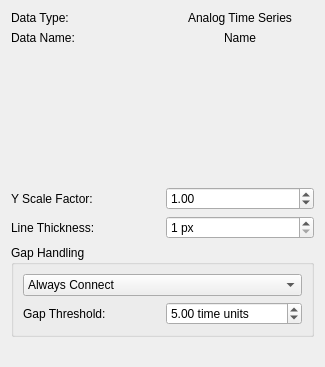
Before: the Qt Designer form src/WhiskerToolbox/DataViewer_Widget/AnalogTimeSeries/AnalogViewer_Widget.ui in paulmthompson/WhiskerToolbox, drawn with Qt 5.
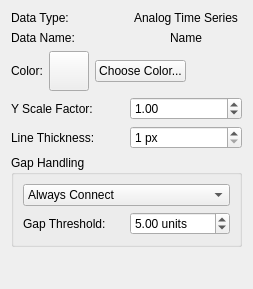
After: the same form once the commit is applied. Custom widgets are drawn as their Qt base class.

Commit message: use colorbutton instead of colorpicker_widget for data viewer

What changed in the file:
```diff
--- a/src/WhiskerToolbox/DataViewer_Widget/AnalogTimeSeries/AnalogViewer_Widget.ui
+++ b/src/WhiskerToolbox/DataViewer_Widget/AnalogTimeSeries/AnalogViewer_Widget.ui
@@ -6,8 +6,8 @@
    <rect>
     <x>0</x>
     <y>0</y>
-    <width>325</width>
-    <height>367</height>
+    <width>253</width>
+    <height>289</height>
    </rect>
   </property>
   <property name="windowTitle">
@@ -57,14 +57,54 @@
     </layout>
    </item>
    <item>
-    <widget class="ColorPicker_Widget" name="color_picker" native="true">
-     <property name="minimumSize">
-      <size>
-       <width>200</width>
-       <height>130</height>
-      </size>
-     </property>
-    </widget>
+    <layout class="QHBoxLayout" name="color_layout">
+     <item>
+      <widget class="QLabel" name="color_label">
+       <property name="text">
+        <string>Color:</string>
+       </property>
+      </widget>
+     </item>
+     <item>
+      <widget class="QPushButton" name="color_display_button">
+       <property name="minimumSize">
+        <size>
+         <width>40</width>
+         <height>40</height>
+        </size>
+       </property>
+       <property name="maximumSize">
+        <size>
+         <width>40</width>
+         <height>40</height>
+        </size>
+       </property>
+       <property name="text">
+        <string/>
+       </property>
+      </widget>
+     </item>
+     <item>
+      <widget class="QPushButton" name="color_button">
+       <property name="text">
+        <string>Choose Color...</string>
+       </property>
+      </widget>
+     </item>
+     <item>
+      <spacer name="horizontalSpacer">
+       <property name="orientation">
+        <enum>Qt::Orientation::Horizontal</enum>
+       </property>
+       <property name="sizeHint" stdset="0">
+        <size>
+         <width>40</width>
+         <height>20</height>
+        </size>
+       </property>
+      </spacer>
+     </item>
+    </layout>
    </item>
    <item>
     <layout class="QHBoxLayout" name="scale_layout">
@@ -157,7 +197,7 @@
         <item>
          <widget class="QDoubleSpinBox" name="gap_threshold_spinbox">
           <property name="suffix">
-           <string> time units</string>
+           <string> units</string>
           </property>
           <property name="minimum">
            <double>0.100000000000000</double>
@@ -193,14 +233,6 @@
    </item>
   </layout>
  </widget>
- <customwidgets>
-  <customwidget>
-   <class>ColorPicker_Widget</class>
-   <extends>QWidget</extends>
-   <header>ColorPicker_Widget/ColorPicker_Widget.hpp</header>
-   <container>1</container>
-  </customwidget>
- </customwidgets>
  <resources/>
  <connections/>
 </ui>
```
The commit also changes 15 other files.
